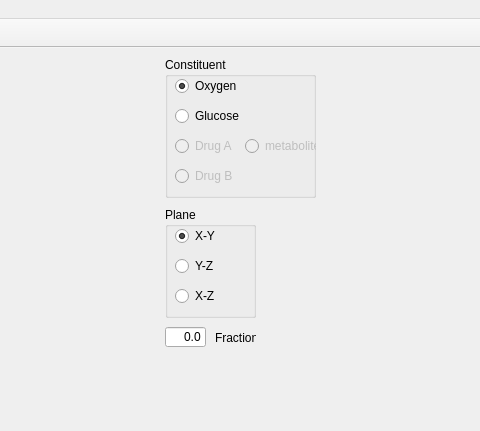
Before: the Qt Designer form GUI/spheroid_GUI.ui in gibbogle/spheroid-abm, drawn with Qt 5; both pictures show x 554 to 1034 and y 0 to 431 of the 1294 by 902 pixel window.
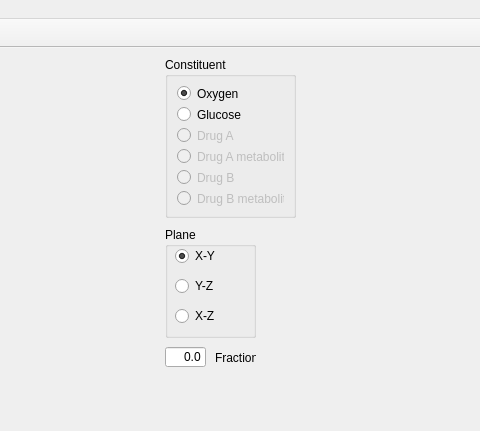
After: the same form once the commit is applied. The open tabs and pages were chosen to show the change. Icons and pictures are not drawn. Custom widgets are drawn as their Qt base class.

What changed in the file:
```diff
--- a/GUI/spheroid_GUI.ui
+++ b/GUI/spheroid_GUI.ui
@@ -2112,22 +2112,16 @@
          <rect>
           <x>710</x>
           <y>0</y>
-          <width>151</width>
-          <height>141</height>
+          <width>131</width>
+          <height>161</height>
          </rect>
         </property>
         <property name="title">
          <string>Constituent</string>
         </property>
+        <layout class="QVBoxLayout" name="verticalLayout_3">
+         <item>
         <widget class="QRadioButton" name="radioButton_oxygen">
-         <property name="geometry">
-          <rect>
-           <x>10</x>
-           <y>20</y>
-           <width>82</width>
-           <height>18</height>
-          </rect>
-         </property>
          <property name="text">
           <string>Oxygen</string>
          </property>
@@ -2138,15 +2132,9 @@
           <string>buttonGroup_constituent</string>
          </attribute>
         </widget>
+         </item>
+         <item>
         <widget class="QRadioButton" name="radioButton_glucose">
-         <property name="geometry">
-          <rect>
-           <x>10</x>
-           <y>50</y>
-           <width>82</width>
-           <height>18</height>
-          </rect>
-         </property>
          <property name="text">
           <string>Glucose</string>
          </property>
@@ -2154,18 +2142,12 @@
           <string>buttonGroup_constituent</string>
          </attribute>
         </widget>
+         </item>
+         <item>
         <widget class="QRadioButton" name="radioButton_drugA">
          <property name="enabled">
           <bool>false</bool>
          </property>
-         <property name="geometry">
-          <rect>
-           <x>10</x>
-           <y>80</y>
-           <width>82</width>
-           <height>18</height>
-          </rect>
-         </property>
          <property name="text">
           <string>Drug A</string>
          </property>
@@ -2173,47 +2155,53 @@
           <string>buttonGroup_constituent</string>
          </attribute>
         </widget>
-        <widget class="QRadioButton" name="radioButton_drugB">
-         <property name="enabled">
-          <bool>false</bool>
-         </property>
-         <property name="geometry">
-          <rect>
-           <x>10</x>
-           <y>110</y>
-           <width>82</width>
-           <height>18</height>
-          </rect>
-         </property>
-         <property name="text">
-          <string>Drug B</string>
-         </property>
-         <attribute name="buttonGroup">
-          <string>buttonGroup_constituent</string>
-         </attribute>
-        </widget>
+         </item>
+         <item>
         <widget class="QRadioButton" name="radioButton_drugA_metabolite">
          <property name="enabled">
           <bool>false</bool>
          </property>
-         <property name="geometry">
-          <rect>
-           <x>80</x>
-           <y>80</y>
-           <width>82</width>
-           <height>18</height>
-          </rect>
-         </property>
+           <property name="text">
+            <string>Drug A metabolite</string>
+           </property>
+           <attribute name="buttonGroup">
+            <string>buttonGroup_constituent</string>
+           </attribute>
+          </widget>
+         </item>
+         <item>
+          <widget class="QRadioButton" name="radioButton_drugB">
+           <property name="enabled">
+            <bool>false</bool>
+           </property>
          <property name="text">
-          <string>metabolite</string>
-         </property>
-        </widget>
+            <string>Drug B</string>
+           </property>
+           <attribute name="buttonGroup">
+            <string>buttonGroup_constituent</string>
+           </attribute>
+          </widget>
+         </item>
+         <item>
+          <widget class="QRadioButton" name="radioButton_drugB_metabolite">
+           <property name="enabled">
+            <bool>false</bool>
+           </property>
+           <property name="text">
+            <string>Drug B metabolite</string>
+           </property>
+           <attribute name="buttonGroup">
+            <string>buttonGroup_constituent</string>
+           </attribute>
+          </widget>
+         </item>
+        </layout>
        </widget>
        <widget class="QGroupBox" name="groupBox_plane">
         <property name="geometry">
          <rect>
           <x>710</x>
-          <y>150</y>
+          <y>170</y>
           <width>91</width>
           <height>111</height>
          </rect>
@@ -2277,7 +2265,7 @@
         <property name="geometry">
          <rect>
           <x>710</x>
-          <y>270</y>
+          <y>290</y>
           <width>41</width>
           <height>20</height>
          </rect>
@@ -2293,7 +2281,7 @@
         <property name="geometry">
          <rect>
           <x>760</x>
-          <y>270</y>
+          <y>290</y>
           <width>41</width>
           <height>21</height>
          </rect>
```
Left out of the diff: 12 changed lines with no effect on the pictures. Lines whose indentation alone changed are shown as unchanged.
